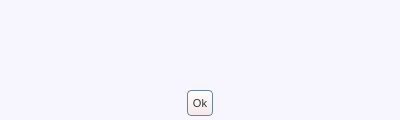
Above: share/skins/default/message.ui from itds-consulting/yate before the change. Below: the same form after it.
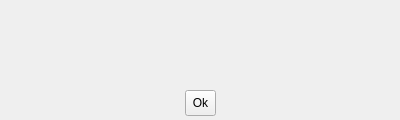
That is the form after the change. Icons and pictures are not drawn.

Commit message: Added application stylesheet file. Removed global stylesheet from UI files. Increased font size.

The edit to the form file:
```diff
--- a/share/skins/default/message.ui
+++ b/share/skins/default/message.ui
@@ -30,80 +30,8 @@
   <property name="windowTitle" >
    <string>Message</string>
   </property>
-  <property name="styleSheet" >
-   <string>QWidget#message{
-  background:#f7f5fd;
-}
-QLineEdit {
-  color:#333333;
-  border: 1px solid #717fa0;
-  border-radius: 4px;
-}
-QTextEdit {
-  color:#333333;
-  border: 0px solid #717fa0;
-  background:transparent;
-}
-QToolButton {
-  border: 1px solid #717fa0;
-  border-radius: 4px;
-  font-size: 11px;
-  color: #333333;
-  background: qlineargradient(x1: 0, y1: 0, x2: 0, y2: 1, stop: 0 #ffffff, stop: 1 #f6e8e8);
-}
-QToolButton:hover {
-  background: qlineargradient(x1: 0, y1: 0, x2: 0, y2: 1, stop: 0 #ffffff, stop: 1 #f9f3f3);
-}
-QToolButton:pressed {
-  background: qlineargradient(x1: 0, y1: 0, x2: 0, y2: 1, stop: 0 #f6e8e8, stop: 1 #ffffff);
-}
-QScrollBar {
-  border: 1px solid #717fa0;
-  background: white;
-}
-QScrollBar::handle {
-  background: qlineargradient(x1: 0, y1: 0, x2: 0, y2: 1, stop: 0 #ffffff, stop: 1 #f6e8e8);
-  border: 1px solid #717fa0;
-}
-QScrollBar:vertical {
-  width: 14px;
-  margin: 16px 0px 16px 0px;
-  border-top: 0px;
-  border-bottom: 0px;
-  border-right: 0px;
-}
-QScrollBar:horizontal {
-  height: 14px;
-  margin: 0px 16px 0px 16px;
-  border-left: 0px;
-  border-right: 0px;
-  border-bottom: 0px;
-}
-QScrollBar::add-line {
-  height: 13px;
-  width: 13px;
-  border: 1px solid #717fa0;
-  subcontrol-origin: margin;
-  background: qlineargradient(x1: 0, y1: 0, x2: 0, y2: 1, stop: 0 #ffffff, stop: 1 #f6e8e8);
-}
-QScrollBar::sub-line {
-  height: 13px;
-  width: 13px;
-  border: 1px solid #717fa0;
-  subcontrol-origin: margin;
-  background: qlineargradient(x1: 0, y1: 0, x2: 0, y2: 1, stop: 0 #ffffff, stop: 1 #f6e8e8);
-}
-QScrollBar::handle:vertical { border-left: 0px; border-right: 0px; }
-QScrollBar::handle:horizontal { border-top: 0px; border-bottom: 0px; }
-QScrollBar::add-line:vertical { subcontrol-position: bottom; image: url(scroll_down.png); height: 14px; }
-QScrollBar::sub-line:vertical { subcontrol-position: top; image: url(scroll_up.png); height: 14px; }
-QScrollBar::add-line:horizontal { subcontrol-position: right; image: url(scroll_right.png); width: 14px; }
-QScrollBar::sub-line:horizontal { subcontrol-position: left; image: url(scroll_left.png); width: 14px; }
-QScrollBar::up-arrow:pressed { border: 1px solid #717fa0; }
-QScrollBar::down-arrow:pressed { border: 1px solid #717fa0; }
-QScrollBar::left-arrow:pressed { border: 1px solid #717fa0; }
-QScrollBar::right-arrow:pressed { border: 1px solid #717fa0; }
-</string>
+  <property name="_yate_window" stdset="0" >
+   <bool>true</bool>
   </property>
   <layout class="QVBoxLayout" >
    <property name="leftMargin" >
@@ -155,6 +83,12 @@
      </item>
      <item>
       <widget class="QTextEdit" name="text" >
+       <property name="styleSheet" >
+        <string>QTextEdit {
+  background:transparent;
+  border:0px;
+}</string>
+       </property>
        <property name="readOnly" >
         <bool>true</bool>
        </property>
```
The commit also changes 26 other files.
